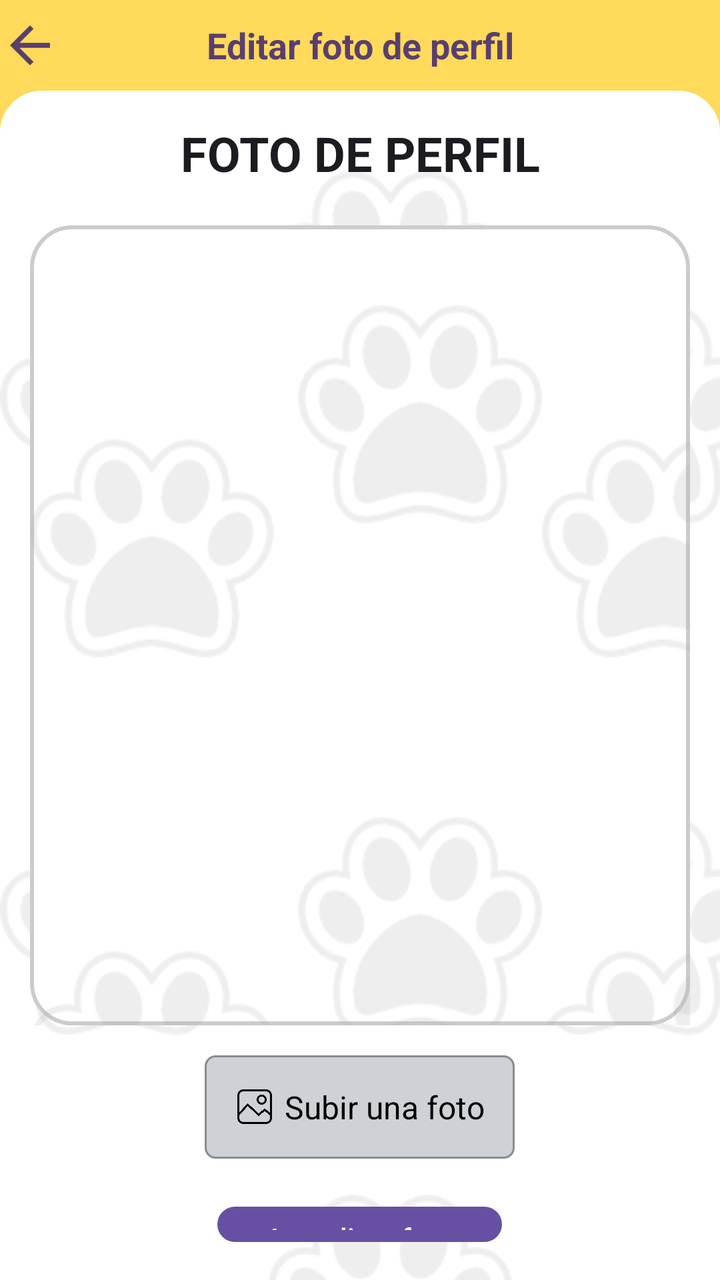
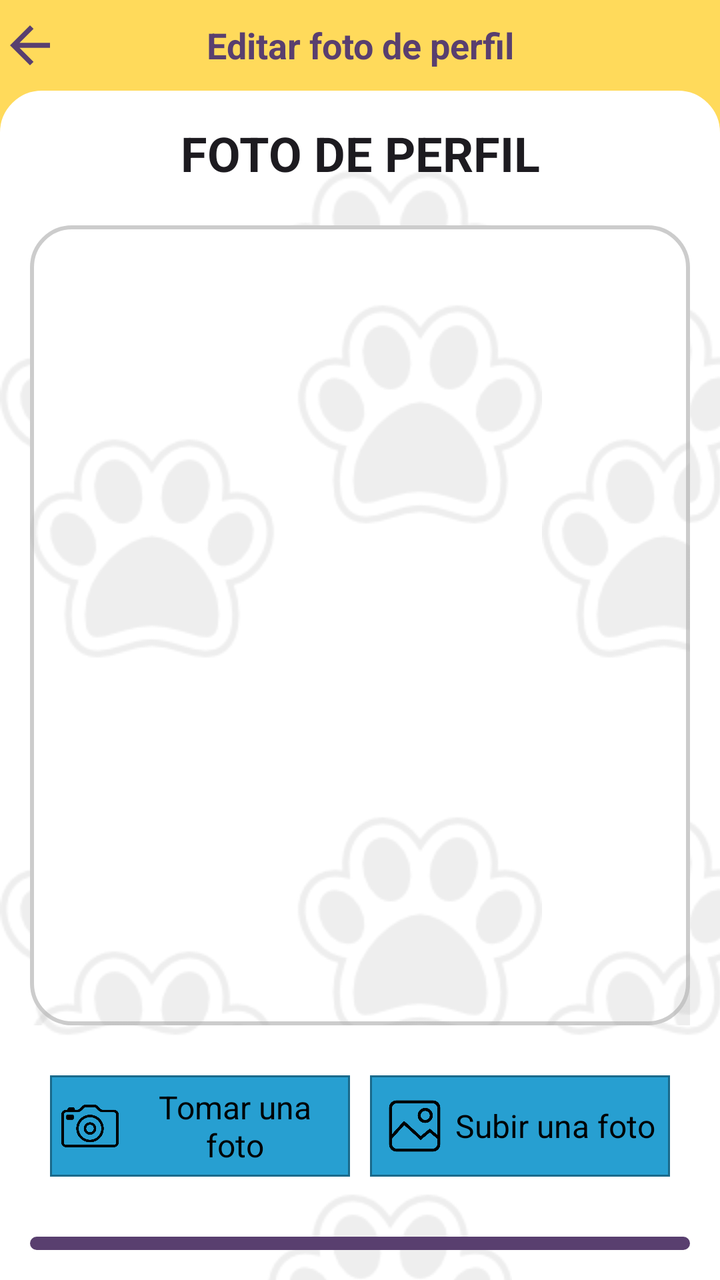

An Android layout rendered at two revisions. The XML below is the earlier revision; the diff shows what the commit changed to produce the second picture.
<!-- AndroidManifest.xml: application theme Theme.TIC_PV -->
<!-- res/layout/activity_editar_foto_perfil.xml -->
<?xml version="1.0" encoding="utf-8"?>
<RelativeLayout xmlns:android="http://schemas.android.com/apk/res/android"
    xmlns:app="http://schemas.android.com/apk/res-auto"
    xmlns:tools="http://schemas.android.com/tools"
    android:id="@+id/main"
    android:layout_width="match_parent"
    android:layout_height="match_parent"
    android:background="@color/yellow"
    tools:context=".Vista.EditarFotoPerfilActivity">

    <RelativeLayout
        android:layout_width="match_parent"
        android:layout_height="wrap_content"
        android:id="@+id/lYSuperiorEditarFotoPerfil"
        android:background="@color/yellow"
        android:orientation="horizontal">

        <ImageView
            android:layout_width="30dp"
            android:layout_height="30dp"
            android:id="@+id/iVRegresarEditarFotoPerfil"
            android:layout_centerVertical="true"
            android:background="@drawable/ic_retroceder"
            android:backgroundTint="@color/lila"/>

        <TextView
            android:layout_width="match_parent"
            android:layout_height="wrap_content"
            android:id="@+id/tVTituloEditarFotoPerfil"
            android:textSize="18sp"
            android:layout_centerVertical="true"
            android:textAlignment="center"
            android:textStyle="bold"
            android:textColor="@color/lila"
            android:text="Editar foto de perfil"/>

        <View
            android:id="@+id/viewTituloEditarFotoPerfil"
            android:layout_width="match_parent"
            android:layout_height="1dp"
            android:layout_marginTop="20dp"
            android:layout_below="@+id/tVTituloEditarFotoPerfil"
            android:background="@color/yellow" />

    </RelativeLayout>

    <RelativeLayout
        android:layout_width="match_parent"
        android:layout_height="match_parent"
        android:padding="15dp"
        android:layout_below="@+id/lYSuperiorEditarFotoPerfil"
        android:background="@drawable/bordes_fragment">

        <TextView
            android:layout_width="match_parent"
            android:layout_height="wrap_content"
            android:id="@+id/labelEncabezadoEditarFotoPerfil"
            android:text="FOTO DE PERFIL"
            android:textStyle="bold"
            android:textAlignment="center"
            android:textAppearance="@style/TextAppearance.AppCompat.Headline"/>

        <ImageView
            android:layout_width="match_parent"
            android:layout_height="400dp"
            android:id="@+id/ivFotoPerfilSubida"
            android:layout_marginTop="20dp"
            android:scaleType="fitCenter"
            android:background="@drawable/frame_redondeado"
            android:padding="10dp"
            android:layout_below="@+id/labelEncabezadoEditarFotoPerfil"/>













        <LinearLayout
            android:layout_width="wrap_content"
            android:layout_height="wrap_content"
            android:id="@+id/lLSeleccionarFotoPerfilEditar"
            android:layout_centerInParent="true"
            android:layout_marginTop="15dp"
            android:orientation="horizontal"
            android:padding="15dp"
            android:gravity="center"
            android:focusable="true"
            android:clickable="true"
            android:backgroundTint="@color/gray"
            android:backgroundTintMode="multiply"
            android:foreground="?android:attr/selectableItemBackgroundBorderless"
            android:background="@drawable/border"
            android:layout_below="@+id/ivFotoPerfilSubida">

            <ImageView
                android:layout_width="20dp"
                android:layout_height="20dp"
                android:backgroundTint="@color/black"
                android:background="@drawable/ic_galeria"/>

            <TextView
                android:layout_width="wrap_content"
                android:layout_height="wrap_content"
                android:text="Subir una foto"
                android:layout_marginStart="5dp"
                android:textColor="@color/black"
                android:textSize="16sp"/>

        </LinearLayout>

        <Button
            android:layout_width="wrap_content"
            android:layout_height="wrap_content"
            android:id="@+id/btnGuardarFotoPerfilEditada"
            android:layout_below="@id/lLSeleccionarFotoPerfilEditar"
            android:layout_marginTop="20dp"
            android:layout_centerHorizontal="true"
            android:text="Actualizar foto"/>

        <ProgressBar
            android:layout_width="wrap_content"
            android:layout_height="wrap_content"
            android:id="@+id/barraProgresoEditarFotoPerfil"
            style="?android:attr/progressBarStyleLarge"
            android:layout_centerVertical="true"
            android:layout_centerHorizontal="true"
            android:elevation="10dp"
            android:visibility="gone"/>


    </RelativeLayout>

</RelativeLayout>
<!-- resources referenced by this layout -->
<resources>
  <color name="black">#FF000000</color>
  <color name="gray">#CED2D6</color>
  <color name="lila">#593f6f</color>
  <color name="yellow">#ffda5b</color>
  <!-- drawable border (drawable) -->
  <?xml version="1.0" encoding="utf-8"?>
  <shape xmlns:android="http://schemas.android.com/apk/res/android">
      
      <solid android:color="#FFFFFF"/>
  
      
      <stroke android:width="1dp" android:color="#AAAAAA"/>
  
      
      <corners android:radius="5dp"/>
  </shape>
  <!-- drawable bordes_fragment (drawable) -->
  <?xml version="1.0" encoding="utf-8"?>
  <layer-list xmlns:android="http://schemas.android.com/apk/res/android">
  
      
      <item>
          <shape android:shape="rectangle">
              <solid android:color="#FFFFFF" />
  
              
              <corners
                  android:topLeftRadius="20dp"
                  android:topRightRadius="20dp" />
  
              <stroke
                  android:width="2dp"
                  android:color="#FFFFFF" />
          </shape>
      </item>
  
      
      <item>
          <bitmap
              android:src="@drawable/huellitas"
              android:tileMode="repeat"
              android:gravity="center"
              android:tint="@android:color/darker_gray"
              android:alpha="0.2"/> 
      </item>
  
  </layer-list>
  <!-- drawable frame_redondeado (drawable) -->
  <?xml version="1.0" encoding="utf-8"?>
  <layer-list xmlns:android="http://schemas.android.com/apk/res/android">
  
      
      <item>
          <shape android:shape="rectangle">
              <solid android:color="#FFFFFF" />
              <corners android:radius="20dp" />
              <stroke android:width="2dp" android:color="#CCCCCC"/>
          </shape>
      </item>
  
      
      <item>
          <bitmap
              android:src="@drawable/huellitas"
              android:tileMode="repeat"
              android:gravity="center"
              android:tint="@android:color/darker_gray"
              android:alpha="0.2"/>  
      </item>
  
  </layer-list>
  <!-- drawable ic_galeria: png bitmap (drawable, 6970 bytes) -->
  <!-- drawable ic_retroceder (drawable) -->
  <vector xmlns:android="http://schemas.android.com/apk/res/android" android:autoMirrored="true" android:height="24dp" android:tint="#FFFFFF" android:viewportHeight="24" android:viewportWidth="24" android:width="24dp">
        
      <path android:fillColor="@android:color/white" android:pathData="M20,11H7.83l5.59,-5.59L12,4l-8,8 8,8 1.41,-1.41L7.83,13H20v-2z"/>
      
  </vector>
  <style name="Theme.TIC_PV" parent="Base.Theme.TIC_PV" />
  <!-- drawable huellitas: png bitmap (drawable, 6949 bytes) -->
  <style name="Base.Theme.TIC_PV" parent="Theme.Material3.DayNight.NoActionBar">
          
          
  
  
  
  
  
  
  
  
      </style>
</resources>

<!-- the commit's change to res/layout/activity_editar_foto_perfil.xml (unified diff, before → after) -->
@@ -82,47 +82,103 @@
 
 
 
+        
         <LinearLayout
-            android:layout_width="wrap_content"
+            android:id="@+id/lLBotonesFotoPerfilEditar"
+            android:layout_width="match_parent"
             android:layout_height="wrap_content"
-            android:id="@+id/lLSeleccionarFotoPerfilEditar"
-            android:layout_centerInParent="true"
+            android:layout_below="@+id/ivFotoPerfilSubida"
             android:layout_marginTop="15dp"
+            android:gravity="center"
             android:orientation="horizontal"
-            android:padding="15dp"
+            android:padding="10dp">
+
+            <LinearLayout
+                android:id="@+id/lLTomarFotoPerfilEditar"
+                android:layout_width="0dp"
+                android:layout_weight="1"
+                android:layout_height="match_parent"
+                android:layout_marginEnd="5dp"
+                android:orientation="horizontal"
+                android:padding="5dp"
+                android:gravity="center"
+                android:focusable="true"
+                android:clickable="true"
+                android:backgroundTint="@color/celeste"
+                android:backgroundTintMode="multiply"
+                android:foreground="?android:attr/selectableItemBackgroundBorderless"
+                android:background="@drawable/borde_cuadrado">
+
+                <ImageView
+                    android:layout_width="30dp"
+                    android:layout_height="30dp"
+                    android:background="@drawable/ic_camara" />
+
+                <TextView
+                    android:layout_width="wrap_content"
+                    android:layout_height="wrap_content"
+                    android:layout_marginStart="5dp"
+                    android:text="Tomar una foto"
+                    android:textAlignment="center"
+                    android:textColor="@color/black"
+                    android:textSize="16sp" />
+            </LinearLayout>
+
+            <LinearLayout
+                android:id="@+id/lLSeleccionarFotoPerfilEditar"
+                android:layout_width="0dp"
+                android:layout_weight="1"
+                android:layout_height="match_parent"
+                android:layout_marginStart="5dp"
+                android:orientation="horizontal"
+                android:padding="5dp"
+                android:gravity="center"
+                android:focusable="true"
+                android:clickable="true"
+                android:backgroundTint="@color/celeste"
+                android:backgroundTintMode="multiply"
+                android:foreground="?android:attr/selectableItemBackgroundBorderless"
+                android:background="@drawable/borde_cuadrado">
+
+                <ImageView
+                    android:layout_width="30dp"
+                    android:layout_height="30dp"
+                    android:background="@drawable/ic_galeria" />
+
+                <TextView
+                    android:layout_width="wrap_content"
+                    android:layout_height="wrap_content"
+                    android:layout_marginStart="5dp"
+                    android:text="Subir una foto"
+                    android:textAlignment="center"
+                    android:textColor="@color/black"
+                    android:textSize="16sp" />
+            </LinearLayout>
+        </LinearLayout>
+
+        <LinearLayout
+            android:layout_width="match_parent"
+            android:layout_height="wrap_content"
+            android:id="@+id/btnGuardarFotoPerfilEditada"
+            android:layout_below="@id/lLBotonesFotoPerfilEditar"
+            android:layout_marginTop="20dp"
+            android:background="@drawable/border"
+            android:backgroundTint="@color/lila"
+            android:clickable="true"
+            android:focusable="true"
+            android:foreground="?android:attr/selectableItemBackground"
             android:gravity="center"
-            android:focusable="true"
-            android:clickable="true"
-            android:backgroundTint="@color/gray"
-            android:backgroundTintMode="multiply"
-            android:foreground="?android:attr/selectableItemBackgroundBorderless"
-            android:background="@drawable/border"
-            android:layout_below="@+id/ivFotoPerfilSubida">
-
-            <ImageView
-                android:layout_width="20dp"
-                android:layout_height="20dp"
-                android:backgroundTint="@color/black"
-                android:background="@drawable/ic_galeria"/>
+            android:orientation="horizontal"
+            android:padding="14dp">
 
             <TextView
                 android:layout_width="wrap_content"
                 android:layout_height="wrap_content"
-                android:text="Subir una foto"
-                android:layout_marginStart="5dp"
-                android:textColor="@color/black"
-                android:textSize="16sp"/>
-
+                android:text="Actualizar foto"
+                android:textColor="@color/white"
+                android:textSize="17sp"
+                android:textStyle="bold" />
         </LinearLayout>
-
-        <Button
-            android:layout_width="wrap_content"
-            android:layout_height="wrap_content"
-            android:id="@+id/btnGuardarFotoPerfilEditada"
-            android:layout_below="@id/lLSeleccionarFotoPerfilEditar"
-            android:layout_marginTop="20dp"
-            android:layout_centerHorizontal="true"
-            android:text="Actualizar foto"/>
 
         <ProgressBar
             android:layout_width="wrap_content"
<!-- resource entries referenced after the edit -->
@@ -1,9 +1,19 @@
 <!-- resources referenced by this layout -->
 <resources>
   <color name="black">#FF000000</color>
-  <color name="gray">#CED2D6</color>
+  <color name="celeste">#279fd1</color>
   <color name="lila">#593f6f</color>
+  <color name="white">#FFFFFFFF</color>
   <color name="yellow">#ffda5b</color>
+  <!-- drawable borde_cuadrado (drawable) -->
+  <?xml version="1.0" encoding="utf-8"?>
+  <shape xmlns:android="http://schemas.android.com/apk/res/android">
+      
+      <solid android:color="#FFFFFF"/>
+  
+      
+      <stroke android:width="1dp" android:color="#AAAAAA"/>
+  </shape>
   <!-- drawable border (drawable) -->
   <?xml version="1.0" encoding="utf-8"?>
   <shape xmlns:android="http://schemas.android.com/apk/res/android">
@@ -71,6 +81,7 @@
       </item>
   
   </layer-list>
+  <!-- drawable ic_camara: png bitmap (drawable, 8394 bytes) -->
   <!-- drawable ic_galeria: png bitmap (drawable, 6970 bytes) -->
   <!-- drawable ic_retroceder (drawable) -->
   <vector xmlns:android="http://schemas.android.com/apk/res/android" android:autoMirrored="true" android:height="24dp" android:tint="#FFFFFF" android:viewportHeight="24" android:viewportWidth="24" android:width="24dp">
